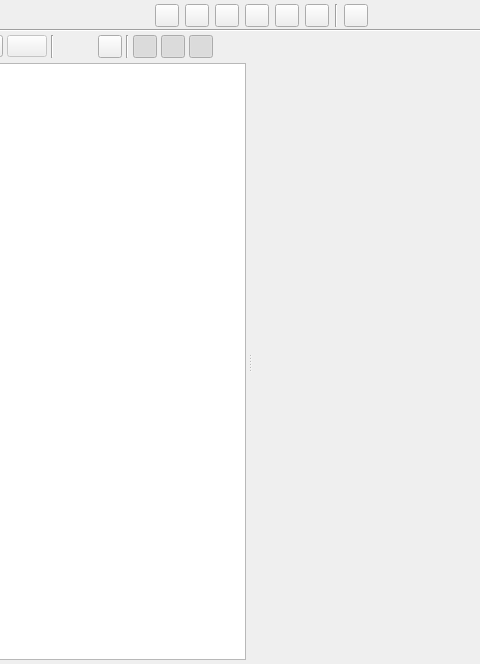
Before: the Qt Designer form ui/scenes_view.ui in zkovari/plotlyst, drawn with Qt 5; both pictures show x 136 to 616 and y 0 to 664 of the 796 by 664 pixel window.
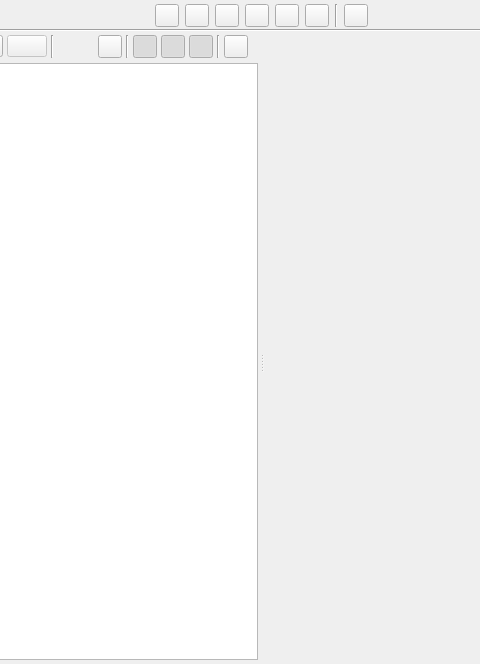
After: the same form once the commit is applied. Custom widgets are drawn as their Qt base class.

Commit message: Display story structure in scenes view, closes #179

Diff of the .ui file:
```diff
--- a/ui/scenes_view.ui
+++ b/ui/scenes_view.ui
@@ -478,6 +478,35 @@
             </property>
            </widget>
           </item>
+          <item>
+           <widget class="Line" name="line_6">
+            <property name="orientation">
+             <enum>Qt::Vertical</enum>
+            </property>
+           </widget>
+          </item>
+          <item>
+           <widget class="QToolButton" name="btnStoryStructure">
+            <property name="cursor">
+             <cursorShape>PointingHandCursor</cursorShape>
+            </property>
+            <property name="toolTip">
+             <string>Toggle story structure display</string>
+            </property>
+            <property name="text">
+             <string/>
+            </property>
+            <property name="checkable">
+             <bool>true</bool>
+            </property>
+            <property name="checked">
+             <bool>false</bool>
+            </property>
+            <property name="base" stdset="0">
+             <bool>true</bool>
+            </property>
+           </widget>
+          </item>
           <item>
            <spacer name="horizontalSpacer_10">
             <property name="orientation">
@@ -590,22 +619,45 @@
           </layout>
          </widget>
          <widget class="QWidget" name="layoutWidget">
-          <layout class="QHBoxLayout" name="horizontalLayout_2">
+          <layout class="QVBoxLayout" name="scenesViewLayout">
+           <property name="spacing">
+            <number>3</number>
+           </property>
+           <property name="leftMargin">
+            <number>2</number>
+           </property>
+           <property name="topMargin">
+            <number>2</number>
+           </property>
+           <property name="rightMargin">
+            <number>2</number>
+           </property>
+           <property name="bottomMargin">
+            <number>2</number>
+           </property>
            <item>
-            <spacer name="horizontalSpacer_2">
-             <property name="orientation">
-              <enum>Qt::Horizontal</enum>
-             </property>
-             <property name="sizeType">
-              <enum>QSizePolicy::Preferred</enum>
-             </property>
-             <property name="sizeHint" stdset="0">
-              <size>
-               <width>10</width>
-               <height>10</height>
-              </size>
-             </property>
-            </spacer>
+            <widget class="QWidget" name="wdgStoryStructureParent" native="true">
+             <layout class="QVBoxLayout" name="verticalLayout_10">
+              <property name="spacing">
+               <number>0</number>
+              </property>
+              <property name="leftMargin">
+               <number>0</number>
+              </property>
+              <property name="topMargin">
+               <number>0</number>
+              </property>
+              <property name="rightMargin">
+               <number>0</number>
+              </property>
+              <property name="bottomMargin">
+               <number>0</number>
+              </property>
+              <item>
+               <widget class="SceneStoryStructureWidget" name="wdgStoryStructure" native="true"/>
+              </item>
+             </layout>
+            </widget>
            </item>
            <item>
             <widget class="QStackedWidget" name="stackScenes">
@@ -922,22 +974,6 @@
              </widget>
             </widget>
            </item>
-           <item>
-            <spacer name="horizontalSpacer_3">
-             <property name="orientation">
-              <enum>Qt::Horizontal</enum>
-             </property>
-             <property name="sizeType">
-              <enum>QSizePolicy::Preferred</enum>
-             </property>
-             <property name="sizeHint" stdset="0">
-              <size>
-               <width>10</width>
-               <height>10</height>
-              </size>
-             </property>
-            </spacer>
-           </item>
           </layout>
          </widget>
         </widget>
@@ -984,6 +1020,12 @@
    <header>src.main.python.plotlyst.view.widget.cards</header>
    <container>1</container>
   </customwidget>
+  <customwidget>
+   <class>SceneStoryStructureWidget</class>
+   <extends>QWidget</extends>
+   <header>src.main.python.plotlyst.view.widget.scenes</header>
+   <container>1</container>
+  </customwidget>
  </customwidgets>
  <resources/>
  <connections/>
```
Left out of the diff: 43 changed lines with no effect on the pictures. The commit also changes 6 other files.
